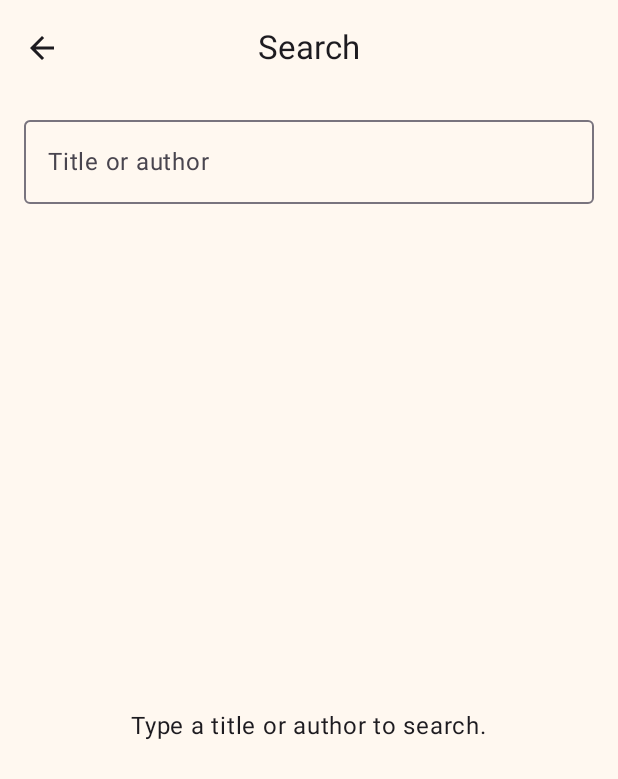
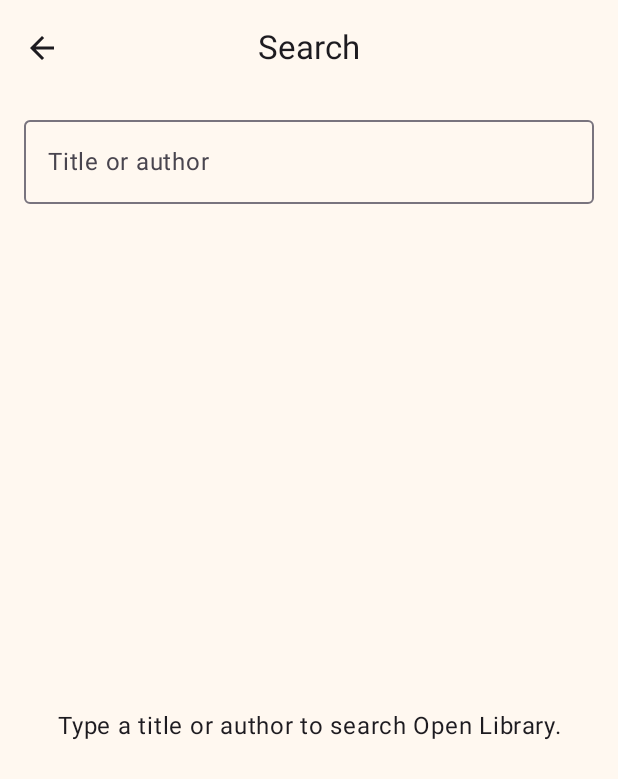
Before and after one commit to sdkhmt13/Mobileproject, an Android app built with Jetpack Compose: the SearchScreen screen opened through its navigation route, on a phone screen of 412 x 824 dp. Shown: the top 779 px of the screen. Run offline under Robolectric (Android 15) with nearby library versions, the phone set to English and light mode, and no system bars.

Commit message:
Show search states and Retry button

```diff
--- a/app/src/main/java/com/example/mobileproject/ui/screens/SearchScreen.kt
+++ b/app/src/main/java/com/example/mobileproject/ui/screens/SearchScreen.kt
@@ -1,5 +1,6 @@
 package com.example.mobileproject.ui.screens
 
+import androidx.compose.foundation.layout.Arrangement
 import androidx.compose.foundation.layout.Box
 import androidx.compose.foundation.layout.Column
 import androidx.compose.foundation.layout.fillMaxSize
@@ -10,10 +11,13 @@ import androidx.compose.foundation.lazy.items
 import androidx.compose.material.icons.Icons
 import androidx.compose.material.icons.automirrored.filled.ArrowBack
 import androidx.compose.material.icons.filled.Close
+import androidx.compose.material3.Button
 import androidx.compose.material3.CenterAlignedTopAppBar
+import androidx.compose.material3.CircularProgressIndicator
 import androidx.compose.material3.ExperimentalMaterial3Api
 import androidx.compose.material3.Icon
 import androidx.compose.material3.IconButton
+import androidx.compose.material3.MaterialTheme
 import androidx.compose.material3.OutlinedTextField
 import androidx.compose.material3.Scaffold
 import androidx.compose.material3.Text
@@ -22,9 +26,11 @@ import androidx.compose.runtime.Composable
 import androidx.compose.runtime.getValue
 import androidx.compose.ui.Alignment
 import androidx.compose.ui.Modifier
+import androidx.compose.ui.text.style.TextAlign
 import androidx.compose.ui.unit.dp
 import androidx.lifecycle.compose.collectAsStateWithLifecycle
 import com.example.mobileproject.ui.components.BookCard
+import com.example.mobileproject.ui.state.SearchUiState
 import com.example.mobileproject.viewmodel.SearchViewModel
 
 @OptIn(ExperimentalMaterial3Api::class)
@@ -34,7 +40,7 @@ fun SearchScreen(
     onBack: () -> Unit
 ) {
     val query by viewModel.query.collectAsStateWithLifecycle()
-    val results by viewModel.results.collectAsStateWithLifecycle()
+    val uiState by viewModel.uiState.collectAsStateWithLifecycle()
 
     Scaffold(
         topBar = {
@@ -77,22 +83,43 @@ fun SearchScreen(
                     .padding(vertical = 8.dp)
             )
 
-            if (results.isEmpty()) {
-                Box(
-                    modifier = Modifier.fillMaxSize(),
-                    contentAlignment = Alignment.Center
-                ) {
+            when (val state = uiState) {
+                SearchUiState.Idle -> CenteredMessage {
                     Text(
-                        text = if (query.isBlank()) {
-                            "Type a title or author to search."
-                        } else {
-                            "No books found for \"$query\"."
-                        }
+                        text = "Type a title or author to search Open Library.",
+                        textAlign = TextAlign.Center
                     )
                 }
-            } else {
-                LazyColumn(modifier = Modifier.fillMaxSize()) {
-                    items(results, key = { it.id }) { book ->
+
+                SearchUiState.Loading -> CenteredMessage {
+                    CircularProgressIndicator()
+                }
+
+                is SearchUiState.Empty -> CenteredMessage {
+                    Text(
+                        text = "No books found for \"${state.query}\".",
+                        textAlign = TextAlign.Center
+                    )
+                }
+
+                is SearchUiState.Error -> CenteredMessage {
+                    Column(
+                        horizontalAlignment = Alignment.CenterHorizontally,
+                        verticalArrangement = Arrangement.spacedBy(16.dp)
+                    ) {
+                        Text(
+                            text = state.message,
+                            color = MaterialTheme.colorScheme.error,
+                            textAlign = TextAlign.Center
+                        )
+                        Button(onClick = viewModel::retry) {
+                            Text("Retry")
+                        }
+                    }
+                }
+
+                is SearchUiState.Success -> LazyColumn(modifier = Modifier.fillMaxSize()) {
+                    items(state.books, key = { it.id }) { book ->
                         BookCard(
                             book = book,
                             showStatus = false,
@@ -108,3 +135,13 @@ fun SearchScreen(
         }
     }
 }
+
+@Composable
+private fun CenteredMessage(content: @Composable () -> Unit) {
+    Box(
+        modifier = Modifier.fillMaxSize(),
+        contentAlignment = Alignment.Center
+    ) {
+        content()
+    }
+}
--- a/app/src/main/java/com/example/mobileproject/viewmodel/SearchViewModel.kt
+++ b/app/src/main/java/com/example/mobileproject/viewmodel/SearchViewModel.kt
@@ -10,10 +10,7 @@ import kotlinx.coroutines.CancellationException
 import kotlinx.coroutines.Job
 import kotlinx.coroutines.delay
 import kotlinx.coroutines.flow.MutableStateFlow
-import kotlinx.coroutines.flow.SharingStarted
 import kotlinx.coroutines.flow.StateFlow
-import kotlinx.coroutines.flow.map
-import kotlinx.coroutines.flow.stateIn
 import kotlinx.coroutines.launch
 import retrofit2.HttpException
 import java.io.IOException
@@ -30,11 +27,6 @@ class SearchViewModel(
 
     private val _uiState = MutableStateFlow<SearchUiState>(SearchUiState.Idle)
     val uiState: StateFlow<SearchUiState> = _uiState
-
-    // Temporary: SearchScreen still reads this. Removed in the SearchScreen commit (B10).
-    val results: StateFlow<List<Book>> = _uiState
-        .map { (it as? SearchUiState.Success)?.books ?: emptyList() }
-        .stateIn(viewModelScope, SharingStarted.Eagerly, emptyList())
 
     private var searchJob: Job? = null
 
```
